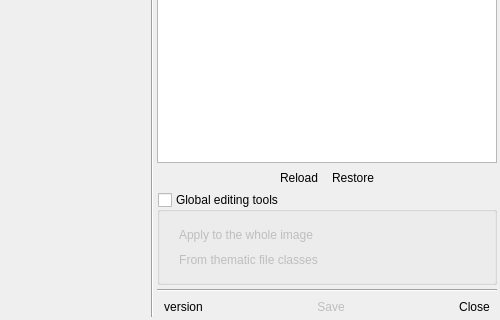
Old version of the form ui/main_dialog.ui in the repository SMByC/ThRasE; both pictures show x 876 to 1376 and y 325 to 645 of the 1376 by 645 pixel window.
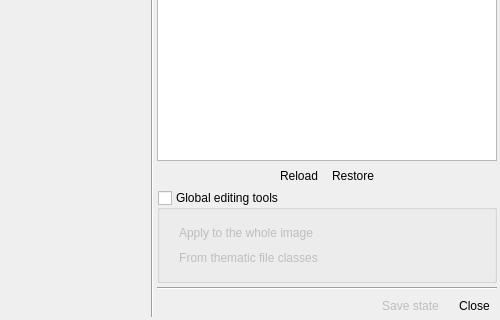
New version of the form. Icons and pictures are not drawn. Custom widgets are drawn as their Qt base class.

Commit message: Improving the Save state icon

Diff of the .ui file:
```diff
--- a/ui/main_dialog.ui
+++ b/ui/main_dialog.ui
@@ -896,14 +896,14 @@
                <cursorShape>WhatsThisCursor</cursorShape>
               </property>
               <property name="text">
-               <string>version</string>
+               <string/>
               </property>
               <property name="icon">
                <iconset>
                 <normaloff>:/plugins/thrase/icons/thrase.svg</normaloff>:/plugins/thrase/icons/thrase.svg</iconset>
               </property>
               <property name="toolButtonStyle">
-               <enum>Qt::ToolButtonTextBesideIcon</enum>
+               <enum>Qt::ToolButtonIconOnly</enum>
               </property>
               <property name="autoRaise">
                <bool>true</bool>
@@ -935,7 +935,7 @@
                <string>&lt;html&gt;&lt;head/&gt;&lt;body&gt;&lt;p&gt;Save all settings and configuration of ThRasE dialog, views, pixel table, navigation and status&lt;/p&gt;&lt;/body&gt;&lt;/html&gt;</string>
               </property>
               <property name="text">
-               <string>Save</string>
+               <string>Save state</string>
               </property>
               <property name="icon">
                <iconset>
@@ -949,19 +949,6 @@
               </property>
              </widget>
             </item>
-            <item>
-             <spacer name="horizontalSpacer">
-              <property name="orientation">
-               <enum>Qt::Horizontal</enum>
-              </property>
-              <property name="sizeHint" stdset="0">
-               <size>
-                <width>40</width>
-                <height>20</height>
-               </size>
-              </property>
-             </spacer>
-            </item>
             <item>
              <widget class="QToolButton" name="CloseButton">
               <property name="cursor">
```
Left out of the diff: 5 changed lines with no effect on the pictures.
